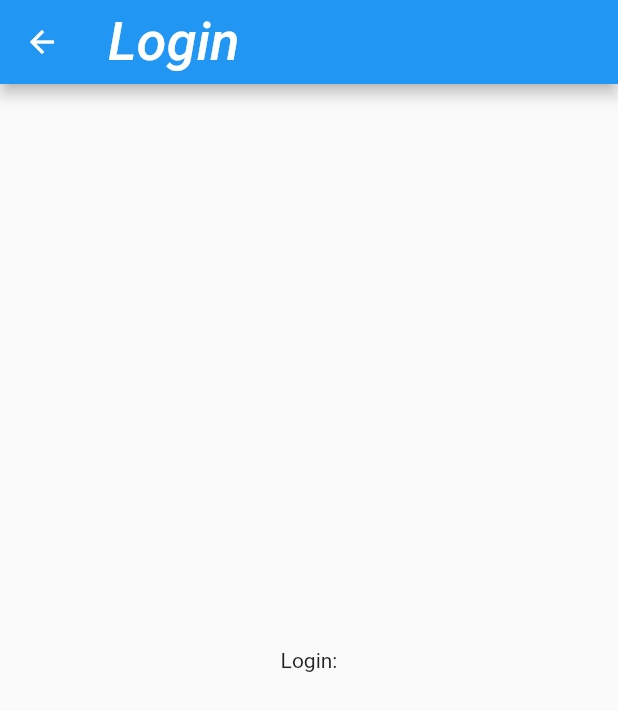
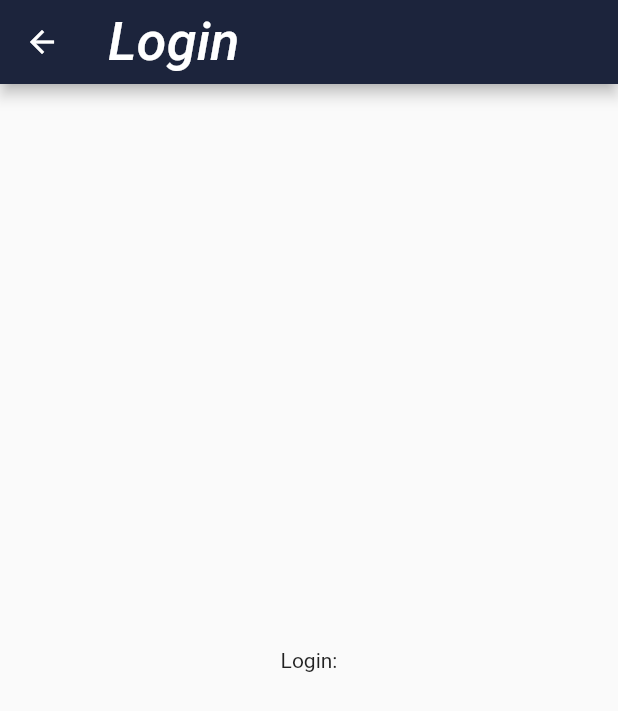
Before and after one commit to practicatto/Frontend-LP, a Flutter app: the screen it shows after launch, after a tap on "login", on a phone screen of 412 x 824 dp. Shown: the top 711 px of the screen. Run offline on Flutter 3.47's test engine with Material 2 defaults, Android fonts, the phone set to English and light mode, and no system bars; Roboto replaces fonts that are missing (Hind).

Commit message:
Ranking, categoria y ciudades

```diff
--- a/abonet/lib/main.dart
+++ b/abonet/lib/main.dart
@@ -20,13 +20,13 @@ class MyApp extends StatelessWidget {
       debugShowCheckedModeBanner: false,
       title: 'Abonet',
       theme: ThemeData(
-        primaryColor: mainColor,
-        accentColor: acceColor,
         textTheme: const TextTheme(
           headline1: TextStyle(fontSize: 72.0, fontWeight: FontWeight.bold),
           headline6: TextStyle(fontSize: 36.0, fontStyle: FontStyle.italic),
           bodyText2: TextStyle(fontSize: 14.0, fontFamily: 'Hind'),
         ),
+        colorScheme: ColorScheme.fromSwatch()
+            .copyWith(secondary: acceColor, primary: mainColor),
       ),
       home: Home(title: 'Abonet'),
       onGenerateRoute: route.controller,
--- a/abonet/lib/routes/routes.dart
+++ b/abonet/lib/routes/routes.dart
@@ -3,14 +3,27 @@ import 'package:flutter/material.dart';
 //views
 import 'package:abonet/views/Chat.dart';
 import 'package:abonet/views/home.dart';
+import 'package:abonet/views/Categorias.dart';
 import 'package:abonet/views/login.dart';
+import 'package:abonet/views/ciudades.dart';
+import 'package:abonet/views/ranking.dart';
 
 const String loginView = 'login';
 const String homeView = 'home';
 const String chatView = 'chat';
+const String categoriasView = "Categorias";
+const String rankingsView = "ranking";
+const String ciudadesView = "ciudades";
 
 Route<dynamic> controller(RouteSettings settings) {
   switch (settings.name) {
+    case rankingsView:
+      return MaterialPageRoute(builder: (_) => Ranking(title: "Ranking"));
+    case ciudadesView:
+      return MaterialPageRoute(builder: (_) => Ciudades(title: "Ciudades"));
+    case categoriasView:
+      return MaterialPageRoute(
+          builder: (_) => Categorias(title: "Catergorias"));
     case loginView:
       return MaterialPageRoute(builder: (_) => Login(title: 'Login'));
     case homeView:
--- a/abonet/lib/views/home.dart
+++ b/abonet/lib/views/home.dart
@@ -31,7 +31,19 @@ class _HomeState extends State<Home> {
             ),
             ElevatedButton(
                 onPressed: () => Navigator.pushNamed(context, route.loginView),
-                child: Text("login"))
+                child: Text("login")),
+            ElevatedButton(
+                onPressed: () =>
+                    Navigator.pushNamed(context, route.categoriasView),
+                child: Text("Categorias")),
+            ElevatedButton(
+                onPressed: () =>
+                    Navigator.pushNamed(context, route.rankingsView),
+                child: Text("Rankings")),
+            ElevatedButton(
+                onPressed: () =>
+                    Navigator.pushNamed(context, route.ciudadesView),
+                child: Text("Ciudades"))
           ],
         ),
       ),
@@ -59,7 +71,7 @@ class _HomeState extends State<Home> {
             ),
           ],
           currentIndex: _selectedIndex,
-          onTap: (index) => setState(() => _selectedIndex = index),
+          onTap: (index) => setState(() => {_selectedIndex = index}),
           selectedItemColor: Colors.amber[
               800]), // This trailing comma makes auto-formatting nicer for build methods.
     );
```
Also changed, not shown: abonet/lib/views/Categorias.dart (added, +30 -0 lines), abonet/lib/views/ciudades.dart (added, +30 -0 lines), abonet/lib/views/ranking.dart (added, +30 -0 lines).
